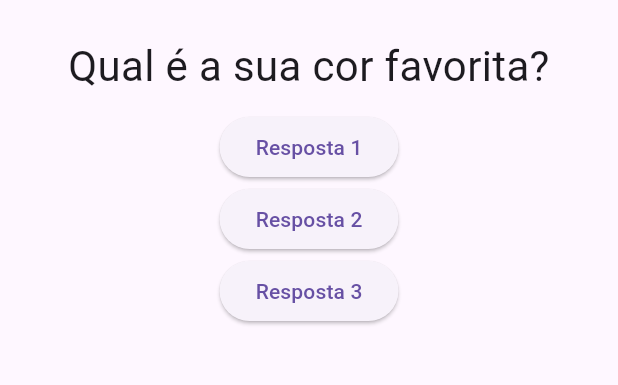
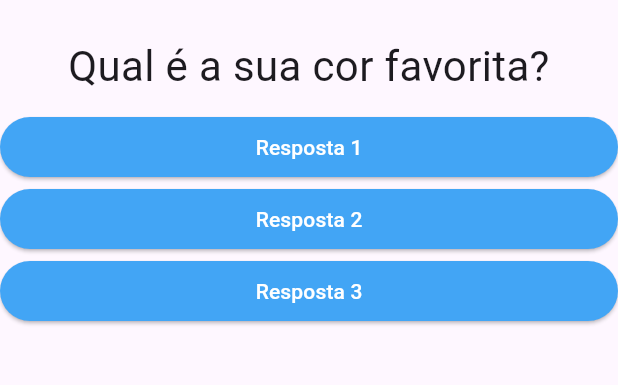
Before and after one commit to gabrielforcellini/projeto-perguntas, a Flutter app: the screen it shows after launch, on a phone screen of 412 x 824 dp, the part 63-448 px from its top. Run offline on Flutter 3.47's test engine with Material 3 defaults, Android fonts, the phone set to English and light mode, and no system bars.

Commit message:
Criado e estlizado componente de resposta

```diff
--- a/lib/main.dart
+++ b/lib/main.dart
@@ -1,4 +1,5 @@
 import 'package:flutter/material.dart';
+import 'package:projeto_perguntas/resposta.dart';
 import './questao.dart';
 
 main() => runApp(const PerguntaApp());
@@ -28,12 +29,9 @@ class _PerguntaAppState extends State<PerguntaApp> {
         body: Column(
           children: [
             Questao(perguntas[_perguntaSelecionada]),
-            ElevatedButton(
-                onPressed: _responder, child: const Text('Resposta 1')),
-            ElevatedButton(
-                onPressed: _responder, child: const Text('Resposta 2')),
-            ElevatedButton(
-                onPressed: _responder, child: const Text('Resposta 3')),
+            Resposta('Resposta 1', _responder),
+            Resposta('Resposta 2', _responder),
+            Resposta('Resposta 3', _responder),
           ],
         ),
       ),
--- /dev/null
+++ b/lib/resposta.dart
@@ -0,0 +1,23 @@
+import 'package:flutter/material.dart';
+
+class Resposta extends StatelessWidget {
+  final String texto;
+  final void Function() func;
+
+  const Resposta(this.texto, this.func, {super.key});
+
+  @override
+  Widget build(BuildContext context) {
+    return SizedBox(
+      width: double.infinity,
+      child: ElevatedButton(
+        style: ElevatedButton.styleFrom(backgroundColor: Colors.blue[400]),
+        onPressed: func,
+        child: Text(
+          texto,
+          style: const TextStyle(color: Colors.white),
+        ),
+      ),
+    );
+  }
+}
```
